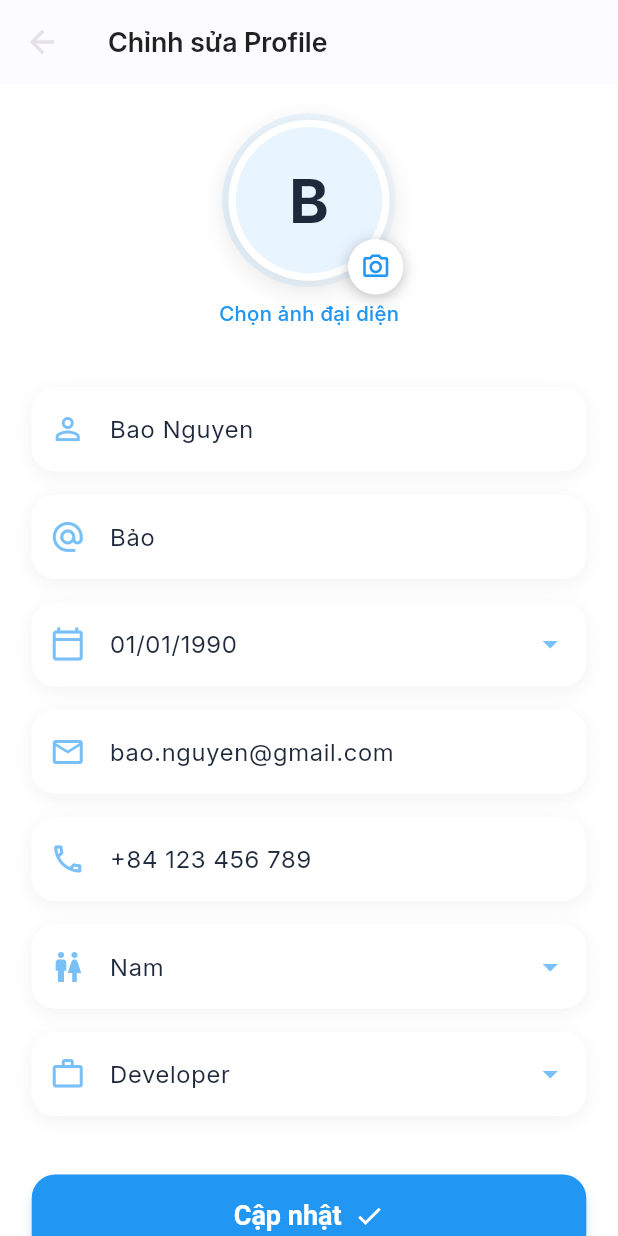
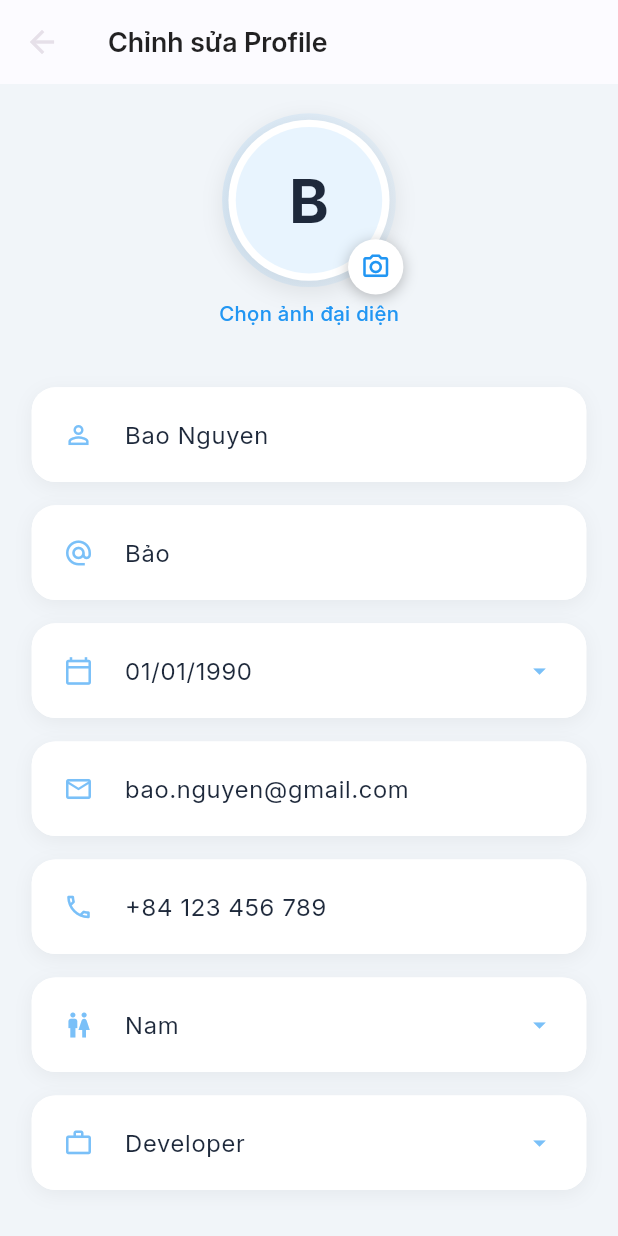
Before and after one commit to nguynbao/PRJ_ONTHI_CCGM_BDS, a Flutter app: the screen it shows after launch, item 5 of the bottom bar chosen, after a tap on "Chỉnh sửa tài khoản", on a phone screen of 412 x 824 dp. Run offline on Flutter 3.47's test engine with Material 3 defaults, Android fonts, the phone set to English and light mode, and no system bars; drawn by our look-alikes of flutter_platform_widgets; our stand-ins replace dio, flutter_screenutil, flutter_secure_storage, flutter_svg, iconsax, smooth_page_indicator; missing offline and left inert: apptomate_custom_checkbox; network calls fail.

Commit message:
Fix UI ProfilePage

```diff
--- a/client_app/lib/main.dart
+++ b/client_app/lib/main.dart
@@ -13,7 +13,7 @@
     statusBarIconBrightness: Brightness.dark,
     statusBarBrightness: Brightness.light,
   ));
-  runApp(ClientApp());
+  runApp(const ClientApp());
 }
 
 class ClientApp extends StatelessWidget {
@@ -22,17 +22,20 @@
   @override
   Widget build(BuildContext context) {
     return ScreenUtilInit(
-      designSize: const Size(390, 844), // Kích thước thiết kế gốc
-      minTextAdapt: true, // scale text mềm mại
-      splitScreenMode: true, // hỗ trợ đa cửa sổ/tablet
+      designSize: const Size(390, 844), // Kích thước thiết kế gốc (iPhone 14-like)
+      minTextAdapt: true, // Scale text mượt mà dựa trên font scale
+      splitScreenMode: true, // Hỗ trợ tablet/multiple windows
+      useInheritedMediaQuery: true, // Kế thừa MediaQuery tốt hơn cho responsive
       builder: (context, child) {
         return MaterialApp(
+          title: 'Client App', // Thêm title cho app
           theme: AppTheme.appTheme,
           debugShowCheckedModeBanner: false,
-          home: child,
+          // Nếu có dark mode: darkTheme: AppTheme.darkTheme,
+          home: child, // MainScreen sẽ được wrap tự động
         );
       },
-      child: const MainScreen(),
+      child: const MainScreen(), // Home mặc định là MainScreen
     );
   }
 }
--- a/client_app/lib/views/main_screen/main_screen.dart
+++ b/client_app/lib/views/main_screen/main_screen.dart
@@ -3,11 +3,12 @@
 import 'package:client_app/views/main_screen/exam/exam_page.dart';
 import 'package:client_app/views/main_screen/home/home_page.dart';
 import 'package:client_app/views/main_screen/my_courses/my_courses_page.dart';
-import 'package:client_app/views/main_screen/notication/notication_page.dart';
 import 'package:client_app/views/main_screen/profile/profile_page.dart';
 import 'package:flutter/material.dart';
 import 'package:flutter/services.dart' show SystemUiOverlayStyle;
 import 'package:flutter_svg/svg.dart';
+
+import 'notification/notification_page.dart';
 
 class MainScreen extends StatefulWidget {
   const MainScreen({super.key});
--- a/client_app/lib/views/main_screen/profile/edit_profile/edit_profile.dart
+++ b/client_app/lib/views/main_screen/profile/edit_profile/edit_profile.dart
@@ -37,7 +37,7 @@
   @override
   Widget build(BuildContext context) {
     return PlatformScaffold(
-      backgroundColor: AppColor.inputBackgroundColor,
+      backgroundColor: const Color(0xFFF1F5F9), // Nền xám nhạt hơn để tạo độ sâu
       appBar: PlatformAppBar(
         title: const Text(
           'Chỉnh sửa Profile',
@@ -310,7 +310,7 @@
   }) {
     return Container(
       decoration: BoxDecoration(
-        color: Colors.white,
+        color: Colors.white, // Giữ trắng cho input để nổi bật trên nền xám nhạt
         borderRadius: BorderRadius.circular(16.r),
         boxShadow: [
           BoxShadow(
@@ -330,17 +330,57 @@
         decoration: InputDecoration(
           hintText: hintText,
           prefixIcon: prefixIcon != null
-              ? Icon(prefixIcon, color: AppColor.primaryBlue.withOpacity(0.6))
+              ? Padding(
+            padding: EdgeInsets.only(
+              left: 20.w,
+              right: 16.w,
+              top: 20.h,
+              bottom: 20.h,
+            ),
+            child: Icon(
+              prefixIcon,
+              color: AppColor.primaryBlue.withOpacity(0.6),
+              size: 20,
+            ),
+          )
               : null,
           suffixIcon: suffixIcon != null
-              ? Icon(suffixIcon, color: AppColor.primaryBlue.withOpacity(0.6))
+              ? Padding(
+            padding: EdgeInsets.only(
+              left: 16.w,
+              right: 20.w,
+              top: 20.h,
+              bottom: 20.h,
+            ),
+            child: Icon(
+              suffixIcon,
+              color: AppColor.primaryBlue.withOpacity(0.6),
+              size: 20,
+            ),
+          )
               : null,
           border: OutlineInputBorder(
             borderRadius: BorderRadius.circular(16.r),
             borderSide: BorderSide.none,
           ),
+          enabledBorder: OutlineInputBorder(
+            borderRadius: BorderRadius.circular(16.r),
+            borderSide: BorderSide.none,
+          ),
+          focusedBorder: OutlineInputBorder(
+            borderRadius: BorderRadius.circular(16.r),
+            borderSide: BorderSide(
+              color: AppColor.primaryBlue.withOpacity(0.2),
+              width: 1,
+            ),
+          ),
           filled: true,
           fillColor: Colors.white,
+          contentPadding: EdgeInsets.symmetric(
+            horizontal: 0,
+            vertical: 20.h,
+          ),
+          isDense: true,
         ),
       ),
     );
@@ -405,7 +445,8 @@
     showModalBottomSheet(
       context: context,
       backgroundColor: Colors.transparent,
-      builder: (context) => _buildBottomSheet([
+      isScrollControlled: true,
+      builder: (context) => _buildBottomSheetContainer([
         {'label': 'Nam', 'icon': Icons.male},
         {'label': 'Nữ', 'icon': Icons.female},
         {'label': 'Khác', 'icon': Icons.transgender},
@@ -417,43 +458,93 @@
     showModalBottomSheet(
       context: context,
       backgroundColor: Colors.transparent,
-      builder: (context) => _buildBottomSheet([
+      isScrollControlled: true,
+      builder: (context) => _buildBottomSheetContainer([
         {'label': 'Developer', 'icon': Icons.code},
         {'label': 'Designer', 'icon': Icons.design_services},
+        {'label': 'Manager', 'icon': Icons.business},
+        {'label': 'Student', 'icon': Icons.school},
+        {'label': 'Other', 'icon': Icons.more_horiz},
       ], (label) => _occupationController.text = label),
     );
   }
 
-  Widget _buildBottomSheet(
+  Widget _buildBottomSheetContainer(
       List<Map<String, dynamic>> items, Function(String) onSelect) {
     return Container(
       decoration: const BoxDecoration(
         color: Colors.white,
         borderRadius: BorderRadius.vertical(top: Radius.circular(20)),
+        boxShadow: [
+          BoxShadow(
+            color: Colors.black12,
+            blurRadius: 10,
+            offset: Offset(0, -2),
+          ),
+        ],
       ),
-      child: ListView(
-        shrinkWrap: true,
-        children: items
-            .map(
-              (item) => ListTile(
-            leading: Icon(item['icon'], color: AppColor.primaryBlue),
-            title: Text(item['label']),
-            onTap: () {
-              setState(() => onSelect(item['label']));
-              Navigator.pop(context);
-            },
-          ),
-        )
-            .toList(),
+      child: SafeArea(
+        child: Column(
+          mainAxisSize: MainAxisSize.min,
+          children: [
+            Container(
+              margin: EdgeInsets.symmetric(vertical: 8.h),
+              width: 40.w,
+              height: 4.h,
+              decoration: BoxDecoration(
+                color: Colors.grey.shade300,
+                borderRadius: BorderRadius.circular(2.r),
+              ),
+            ),
+            ...items.map((item) => _buildBottomSheetTile(
+              item['label'],
+              item['icon'],
+                  () {
+                setState(() => onSelect(item['label']));
+                Navigator.pop(context);
+              },
+            )),
+          ],
+        ),
       ),
+    );
+  }
+
+  Widget _buildBottomSheetTile(String label, IconData icon, VoidCallback onTap) {
+    return ListTile(
+      contentPadding: EdgeInsets.symmetric(horizontal: 24.w, vertical: 4.h),
+      leading: Icon(icon, color: AppColor.primaryBlue, size: 24),
+      title: Text(
+        label,
+        style: const TextStyle(
+          fontSize: 16,
+          fontWeight: FontWeight.w500,
+          color: Color(0xFF1E293B),
+        ),
+      ),
+      trailing: Icon(
+        Icons.arrow_forward_ios,
+        size: 16,
+        color: Colors.grey.shade400,
+      ),
+      onTap: onTap,
+      shape: RoundedRectangleBorder(
+        borderRadius: BorderRadius.circular(12.r),
+        side: BorderSide(color: Colors.grey.shade100),
+      ),
+      tileColor: Colors.transparent,
     );
   }
 
   void _updateProfile() {
     ScaffoldMessenger.of(context).showSnackBar(
-      const SnackBar(
-        content: Text('Cập nhật thành công!'),
+      SnackBar(
+        content: const Text('Cập nhật thành công!'),
         backgroundColor: Colors.green,
+        behavior: SnackBarBehavior.floating,
+        shape: RoundedRectangleBorder(
+          borderRadius: BorderRadius.circular(8.r),
+        ),
       ),
     );
     Navigator.pop(context);
--- a/client_app/lib/views/main_screen/profile/profile_page.dart
+++ b/client_app/lib/views/main_screen/profile/profile_page.dart
@@ -1,5 +1,6 @@
 import 'package:client_app/views/main_screen/profile/edit_profile/edit_profile.dart';
 import 'package:flutter/material.dart';
+import 'package:flutter_screenutil/flutter_screenutil.dart';
 
 class ProfilePage extends StatelessWidget {
   const ProfilePage({super.key});
@@ -7,14 +8,13 @@
   @override
   Widget build(BuildContext context) {
     return Scaffold(
-      backgroundColor: Colors.white,
       body: Container(
         decoration: BoxDecoration(
           color: Colors.white,
           boxShadow: [
             BoxShadow(
               color: Colors.black.withOpacity(0.05),
-              blurRadius: 20,
+              blurRadius: 20.r,
               offset: const Offset(0, 10),
             ),
           ],
@@ -28,7 +28,7 @@
               clipBehavior: Clip.none,
               children: [
                 Container(
-                  height: 160,
+                  height: 160.h,
                   width: double.infinity,
                   decoration: BoxDecoration(
                     gradient: LinearGradient(
@@ -42,17 +42,17 @@
                     boxShadow: [
                       BoxShadow(
                         color: Colors.black.withOpacity(0.1),
-                        blurRadius: 8,
+                        blurRadius: 8.r,
                         offset: const Offset(0, 4),
                       ),
                     ],
                   ),
-                  child: const Align(
+                  child: Align(
                     alignment: Alignment(0, -0.3),
                     child: Text(
                       "Hồ sơ cá nhân",
                       style: TextStyle(
-                        fontSize: 20,
+                        fontSize: 20.sp,
                         fontWeight: FontWeight.bold,
                         color: Colors.white,
                       ),
@@ -62,12 +62,12 @@
 
                 // Ảnh đại diện nửa trong nửa ngoài
                 Positioned(
-                  bottom: -50,
+                  bottom: -50.h,
                   child: Stack(
                     alignment: Alignment.bottomRight,
                     children: [
                       Container(
-                        padding: const EdgeInsets.all(4),
+                        padding: EdgeInsets.all(4.w),
                         decoration: BoxDecoration(
                           shape: BoxShape.circle,
                           gradient: LinearGradient(
@@ -81,18 +81,18 @@
                           boxShadow: [
                             BoxShadow(
                               color: Colors.black.withOpacity(0.2),
-                              blurRadius: 8,
+                              blurRadius: 8.r,
                               offset: const Offset(0, 4),
                             ),
                           ],
                         ),
-                        child: const CircleAvatar(
+                        child: CircleAvatar(
                           radius: 48,
                           backgroundColor: Colors.white,
                           child: Text(
                             'B',
                             style: TextStyle(
-                              fontSize: 32,
+                              fontSize: 32.sp,
                               color: Color(0xFF667EEA),
                               fontWeight: FontWeight.bold,
                             ),
@@ -103,7 +103,7 @@
                         right: 0,
                         bottom: 0,
                         child: Container(
-                          padding: const EdgeInsets.all(6),
+                          padding: EdgeInsets.all(6.w),
                           decoration: const BoxDecoration(
                             color: Colors.white,
                             shape: BoxShape.circle,
@@ -121,18 +121,22 @@
               ],
             ),
 
-            const SizedBox(height: 70),
+            SizedBox(height: 70.h),
 
             // Container thông tin người dùng và danh sách chức năng chung
             Container(
-              margin: const EdgeInsets.symmetric(horizontal: 16),
+              margin: EdgeInsets.symmetric(horizontal: 16.w),
               decoration: BoxDecoration(
                 color: Colors.white,
-                borderRadius: BorderRadius.circular(20),
+                borderRadius: BorderRadius.circular(20.r),
+                border: Border.all(
+                  color: Colors.grey.shade200,
+                  width: 1,
+                ),
                 boxShadow: [
                   BoxShadow(
                     color: Colors.black.withOpacity(0.08),
-                    blurRadius: 12,
+                    blurRadius: 12.r,
                     offset: const Offset(0, 4),
                   ),
                 ],
@@ -142,25 +146,25 @@
                   // Thông tin người dùng
                   Container(
                     width: double.infinity,
-                    padding: const EdgeInsets.all(20),
+                    padding: EdgeInsets.all(20.w),
                     decoration: const BoxDecoration(
                       color: Colors.transparent,
                     ),
                     child: Column(
                       children: [
-                        const Text(
+                        Text(
                           'Bao Nguyen',
                           style: TextStyle(
-                            fontSize: 20,
+                            fontSize: 20.sp,
                             fontWeight: FontWeight.bold,
                             color: Colors.black87,
                           ),
                         ),
-                        const SizedBox(height: 4),
+                        SizedBox(height: 4.h),
                         Text(
                           'bao.nguyen@gmail.com',
                           style: TextStyle(
-                            fontSize: 16,
+                            fontSize: 16.sp,
                             color: Colors.grey.shade600,
                           ),
                         ),
@@ -172,21 +176,37 @@
                   Column(
                     children: [
                       _buildProfileTile(
-                        Icons.person_outline, 'Chỉnh sửa tài khoản',
-                        onTap: (){
+                        Icons.person_outline,
+                        'Chỉnh sửa tài khoản',
+                        onTap: () {
                           Navigator.push(
                             context,
-                            MaterialPageRoute(builder: (context) => const EditProfilePage())
+                            MaterialPageRoute(
+                              builder: (context) => const EditProfilePage(),
+                            ),
                           );
-                        }
+                        },
                       ),
                       _buildProfileTile(Icons.settings_outlined, 'Cài đặt'),
                       _buildProfileTile(Icons.notifications_none, 'Thông báo'),
                       _buildProfileTile(Icons.security_outlined, 'Bảo mật'),
-                      _buildProfileTile(Icons.language_outlined, 'Ngôn ngữ', trailing: 'Tiếng Việt (VN)'),
-                      _buildProfileTile(Icons.remove_red_eye_outlined, 'Chế độ tối'),
-                      _buildProfileTile(Icons.receipt_long_outlined, 'Điều khoản & Điều kiện'),
-                      _buildProfileTile(Icons.help_outline, 'Trung tâm Trợ giúp'),
+                      _buildProfileTile(
+                        Icons.language_outlined,
+                        'Ngôn ngữ',
+                        trailing: 'Tiếng Việt (VN)',
+                      ),
+                      _buildProfileTile(
+                        Icons.remove_red_eye_outlined,
+                        'Chế độ tối',
+                      ),
+                      _buildProfileTile(
+                        Icons.receipt_long_outlined,
+                        'Điều khoản & Điều kiện',
+                      ),
+                      _buildProfileTile(
+                        Icons.help_outline,
+                        'Trung tâm Trợ giúp',
+                      ),
                       _buildProfileTile(Icons.mail_outline, 'Mời bạn bè'),
                     ],
                   ),
@@ -194,29 +214,28 @@
               ),
             ),
 
-            const SizedBox(height: 20),
+            SizedBox(height: 20.h),
           ],
         ),
       ),
     );
   }
 
-  Widget _buildProfileTile(IconData icon, String title, {String? trailing, VoidCallback? onTap}) {
+  Widget _buildProfileTile(
+      IconData icon,
+      String title, {
+        String? trailing,
+        VoidCallback? onTap,
+      }) {
     return Container(
-      margin: const EdgeInsets.symmetric(horizontal: 4.0),
+      margin: EdgeInsets.symmetric(horizontal: 4.w),
       child: ListTile(
-        contentPadding: const EdgeInsets.symmetric(horizontal: 20, vertical: 8),
-        leading: Container(
-          padding: const EdgeInsets.all(10),
-          decoration: BoxDecoration(
-            borderRadius: BorderRadius.circular(12),
-          ),
-          child: Icon(icon, color: Colors.black87, size: 28),
-        ),
+        contentPadding: EdgeInsets.symmetric(horizontal: 20.w, vertical: 8.h),
+        leading: Icon(icon, color: Colors.black87, size: 28.sp),
         title: Text(
           title,
-          style: const TextStyle(
-            fontSize: 16,
+          style: TextStyle(
+            fontSize: 16.sp,
             color: Colors.black87,
             fontWeight: FontWeight.w500,
           ),
@@ -233,10 +252,10 @@
                   fontSize: 14,
                 ),
               ),
-            const SizedBox(width: 12),
+            SizedBox(width: 12.w),
             Icon(
               Icons.arrow_forward_ios,
-              size: 18,
+              size: 18.sp,
               color: Colors.grey.shade400,
             ),
           ],
```
Also changed, not shown: client_app/lib/views/main_screen/notification/notification_page.dart (renamed from client_app/lib/views/main_screen/notication/notication_page.dart).
